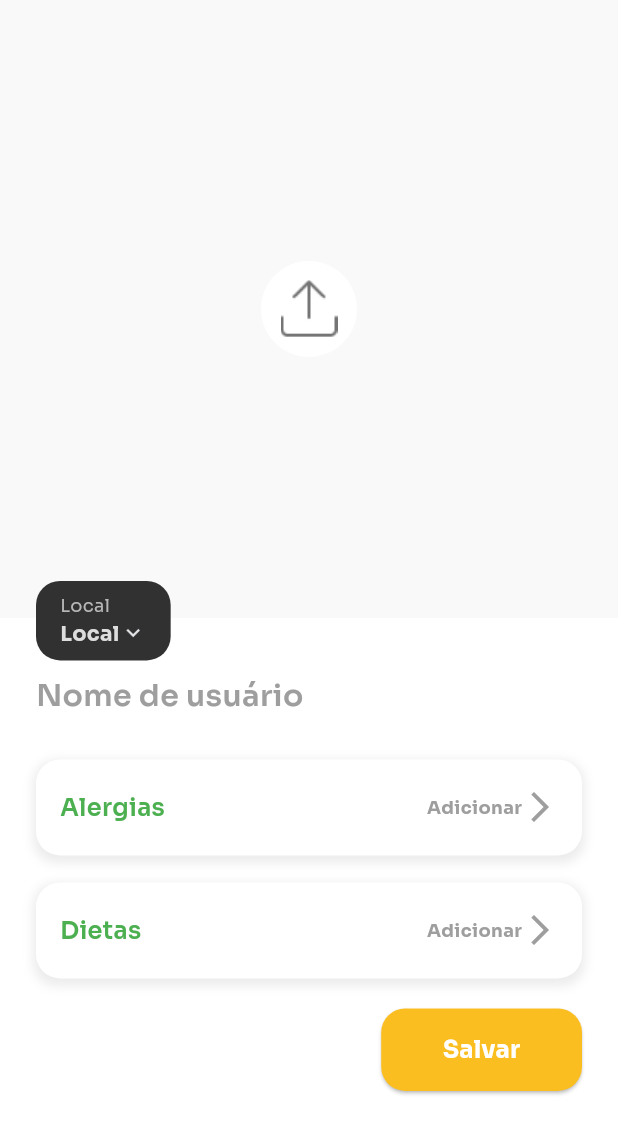
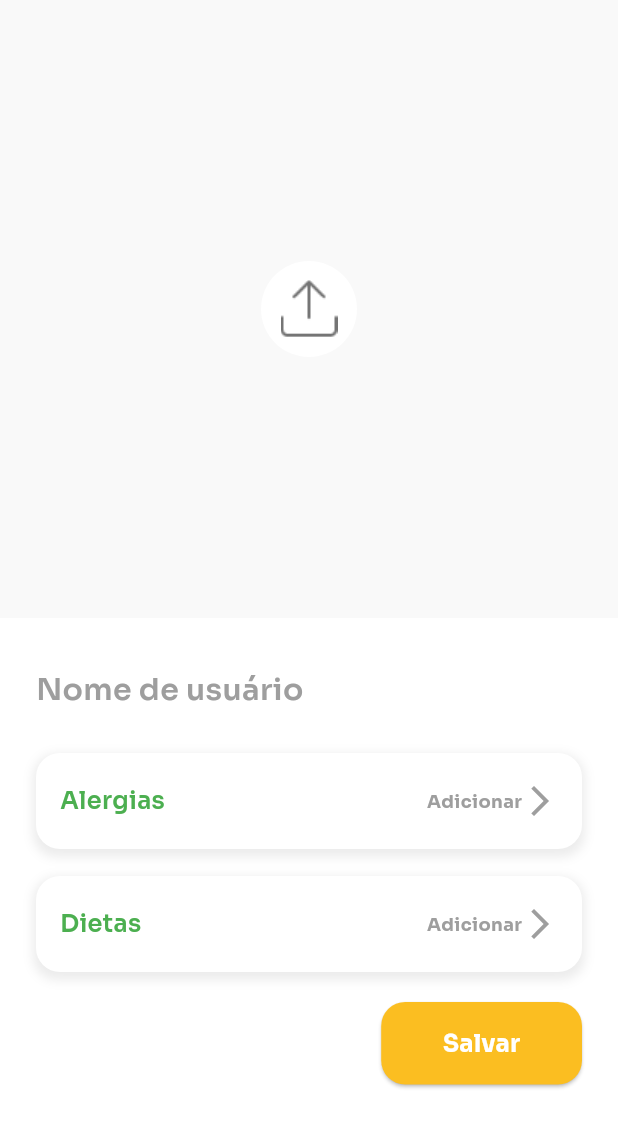
Before and after one commit to franbs2/EatS, a Flutter app: the EditPerfilPage screen opened by its route, on a phone screen of 412 x 824 dp. Shown: the top 1134 px of the screen. Run offline on Flutter 3.47's test engine with Material 3 defaults, Android fonts, the phone set to English and light mode, and no system bars; our stand-ins replace carousel_slider, cloud_firestore, firebase_auth, firebase_core, firebase_storage, flutter_rating_bar and 4 more; accounts and stored records are empty; generated files the repository leaves out were written again.

```diff
--- a/lib/presentation/view/edit_perfil_page.dart
+++ b/lib/presentation/view/edit_perfil_page.dart
@@ -87,8 +87,7 @@ class _EditPerfilPageState extends State<EditPerfilPage> {
         child: Column(
           crossAxisAlignment: CrossAxisAlignment.start,
           children: [
-            Expanded(
-              child: Stack(
+            Stack(
               children: [
                 // Widget para fazer o upload da imagem de perfil.
                 UploadWidget(
@@ -105,8 +104,7 @@ class _EditPerfilPageState extends State<EditPerfilPage> {
                       children: [
                         IconButton(
                           icon: const Icon(
-                              Icons.arrow_back,
-                              size: 28,
+                            Icons.arrow_back_ios,
                             shadows: [
                               Shadow(
                                 color: Colors.black,
@@ -122,19 +120,15 @@ class _EditPerfilPageState extends State<EditPerfilPage> {
                     ),
                   ),
                 // Conteúdo da página principal de edição do perfil.
-                  Positioned(
-                    top: MediaQuery.of(context).size.height * 0.47,
-                    left: 0,
-                    right: 0,
-                    child: Padding(
-                      padding: const EdgeInsets.symmetric(horizontal: 24),
+              ],
+            ),
+            Padding(
+              padding: const EdgeInsets.symmetric(horizontal: 24, vertical: 24),
               child: Column(
                 crossAxisAlignment: CrossAxisAlignment.start,
                 children: [
-                          const LocationWidget(), // Widget de localização.
                   Form(
-                            key: widget
-                                ._formKey, // Chave do formulário para validação.
+                    key: widget._formKey, // Chave do formulário para validação.
                     child: TextUsernameInputWidget(
                       controller: widget
                           .username, // Controlador para o campo de nome de usuário.
@@ -164,14 +158,9 @@ class _EditPerfilPageState extends State<EditPerfilPage> {
                         width: 0.1,
                         height: 16,
                         color: AppTheme.perfilYellow,
-                                onPressed: () =>
-                                    _updateProfile(context, userProvider),
+                        onPressed: () => _updateProfile(context, userProvider),
                       ),
                     ],
-                          ),
-                        ],
-                      ),
-                    ),
                   ),
                 ],
               ),
```
Also changed, not shown: lib/presentation/view/add_recipe_page.dart (+2 -8 lines), lib/presentation/view/detail_recipes_page.dart (+7 -0 lines), lib/presentation/view/generate_recipes_page.dart (+7 -0 lines), lib/presentation/view/perfil_page.dart (+26 -13 lines). Lines whose indentation alone changed are shown as unchanged.
